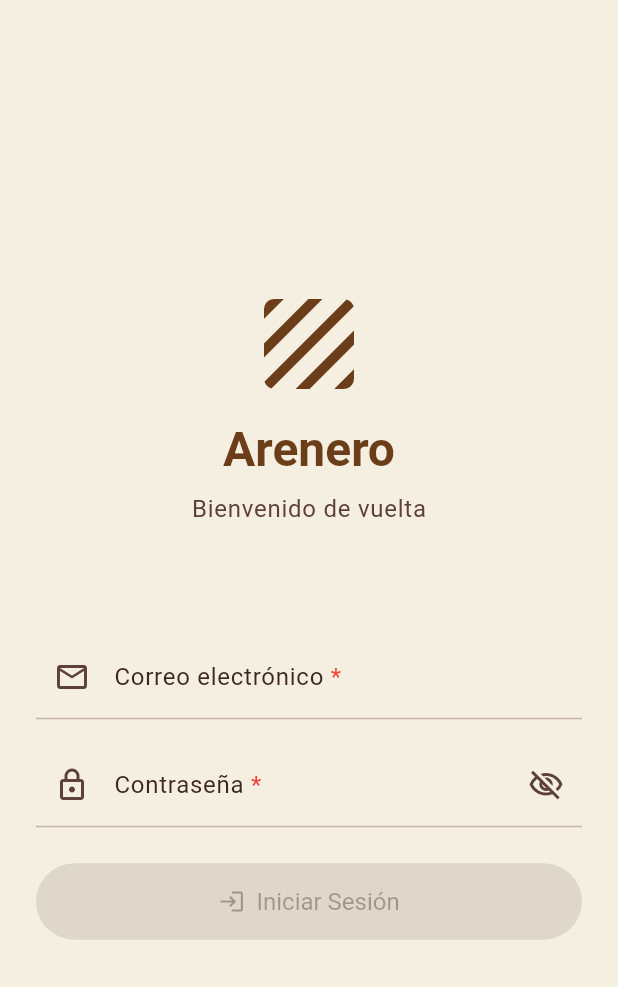
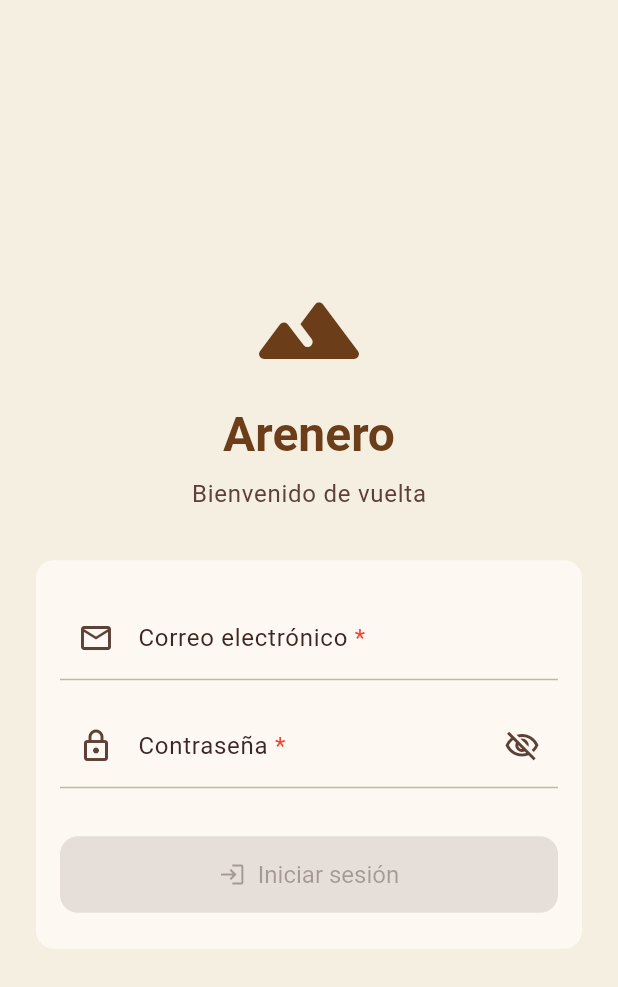
Before and after one commit to DevLine-SRL/arenero, a Flutter app: the screen it shows after launch, on a phone screen of 412 x 824 dp. Shown: the top 987 px of the screen. Run offline on Flutter 3.47's test engine with Material 3 defaults, Android fonts, the phone set to English and light mode, and no system bars; our stand-ins replace dartz, flutter_riverpod, go_router, riverpod_annotation, supabase_flutter; accounts and stored records are empty; generated files the repository leaves out were written again; statements that could not run were skipped.

Commit message:
feat(auth): enhance login form with loading state, animated error banner, and card layout

```diff
--- a/lib/core/theme/app_colors.dart
+++ b/lib/core/theme/app_colors.dart
@@ -25,8 +25,8 @@ abstract final class AppColors {
   static const Color onSurfaceVariant = Color(0xFF5D4037);
 
   // ── Semantic ──────────────────────────────────────────
-  static const Color error = Color(0xFFBA1A1A);
-  static const Color onError = Color(0xFFFFFFFF);
+  static const Color error = Color(0xFFC45352);
+  static const Color onError = Color(0xFFF6E4DE);
   // static const Color success = Color(0xFF2E7D32);
   // static const Color warning = Color(0xFFE65100);
   // static const Color info = Color(0xFF1565C0);
--- a/lib/features/auth/presentation/pages/login_page.dart
+++ b/lib/features/auth/presentation/pages/login_page.dart
@@ -22,13 +22,24 @@ class LoginPage extends StatelessWidget {
                 mainAxisAlignment: MainAxisAlignment.center,
                 children: [
                   const LoginHeader(),
-                  const SizedBox(height: 48),
-                  const LoginErrorBanner(),
-                  const SizedBox(height: 24),
-                  const LoginFormWidget(),
-                  const SizedBox(height: 24),
-                  const LoginButton(),
-                  const SizedBox(height: 8),
+                  const SizedBox(height: 32),
+                  Container(
+                    padding: const EdgeInsets.symmetric(vertical: 24, horizontal: 16),
+                    decoration: BoxDecoration(
+                      color: Theme.of(context).colorScheme.surface,
+                      borderRadius: BorderRadius.circular(12),
+                    ),
+                    child: const Column(
+                      crossAxisAlignment: CrossAxisAlignment.stretch,
+                      spacing: 16,
+                      children: [
+                        LoginFormWidget(),
+                        LoginErrorBanner(),
+                        LoginButton(),
+                      ],
+                    ),
+                  ),
+                  const SizedBox(height: 12),
                 ],
               ),
             ),
--- a/lib/features/auth/presentation/widgets/login_button.dart
+++ b/lib/features/auth/presentation/widgets/login_button.dart
@@ -8,18 +8,43 @@ class LoginButton extends ConsumerWidget {
 
   @override
   Widget build(BuildContext context, WidgetRef ref) {
-    final isFormValid = ref.watch(loginFormProvider).isValid;
+    final state = ref.watch(loginFormProvider);
 
-    return FilledButton.icon(
-      onPressed: isFormValid
+    return FilledButton(
+      onPressed: state.isValid && !state.isSubmitting
         ? () => ref.read(loginFormProvider.notifier).submit()
         : null,
-      icon: const Icon(Icons.login),
-      label: const Text('Iniciar Sesión'),
       style: FilledButton.styleFrom(
         padding: const EdgeInsets.symmetric(vertical: 16),
         textStyle: const TextStyle(fontSize: 16),
+        shape: RoundedRectangleBorder(
+          borderRadius: BorderRadius.circular(12),
+        ),
       ),
+      child: state.isSubmitting
+        ? const Row(
+            mainAxisSize: MainAxisSize.min,
+            children: [
+              SizedBox(
+                height: 20,
+                width: 20,
+                child: CircularProgressIndicator(
+                  strokeWidth: 2,
+                  color: Colors.white,
+                ),
+              ),
+              SizedBox(width: 8),
+              Text('Iniciando sesión...'),
+            ],
+          )
+      : const Row(
+          mainAxisSize: MainAxisSize.min,
+          children: [
+            Icon(Icons.login),
+            SizedBox(width: 8),
+            Text('Iniciar sesión'),
+          ],
+        ),
     );
   }
 }
--- a/lib/features/auth/presentation/widgets/login_error_banner.dart
+++ b/lib/features/auth/presentation/widgets/login_error_banner.dart
@@ -12,8 +12,12 @@ class LoginErrorBanner extends ConsumerWidget {
       loginFormProvider.select((state) => state.submitError),
     );
 
+    final theme = Theme.of(context);
+
     return AnimatedSwitcher(
-      duration: const Duration(milliseconds: 250),
+      duration: const Duration(milliseconds: 300),
+      switchInCurve: Curves.easeOut,
+      switchOutCurve: Curves.easeIn,
       transitionBuilder: (child, animation) {
         return SizeTransition(
           sizeFactor: animation,
@@ -27,14 +31,14 @@ class LoginErrorBanner extends ConsumerWidget {
             width: double.infinity,
             padding: const EdgeInsets.symmetric(horizontal: 16, vertical: 12),
             decoration: BoxDecoration(
-            color: Theme.of(context).colorScheme.errorContainer,
+              color: theme.colorScheme.onErrorContainer,
               borderRadius: BorderRadius.circular(12),
             ),
             child: Row(
               children: [
                 Icon(
                   Icons.error_outline_rounded,
-                color: Theme.of(context).colorScheme.onErrorContainer,
+                  color: theme.colorScheme.errorContainer,
                   size: 20,
                 ),
                 const SizedBox(width: 12),
@@ -42,7 +46,7 @@ class LoginErrorBanner extends ConsumerWidget {
                   child: Text(
                     submitError,
                     style: TextStyle(
-                    color: Theme.of(context).colorScheme.onErrorContainer,
+                      color: theme.colorScheme.errorContainer,
                       fontSize: 14,
                       fontWeight: FontWeight.w500,
                     ),
--- a/lib/features/auth/presentation/widgets/login_header.dart
+++ b/lib/features/auth/presentation/widgets/login_header.dart
@@ -10,7 +10,7 @@ class LoginHeader extends StatelessWidget {
     return Column(
       children: [
         Icon(
-          Icons.texture,
+          Icons.landscape_rounded,
           size: 80,
           color: theme.colorScheme.primary,
         ),
```
Lines whose indentation alone changed are shown as unchanged.
